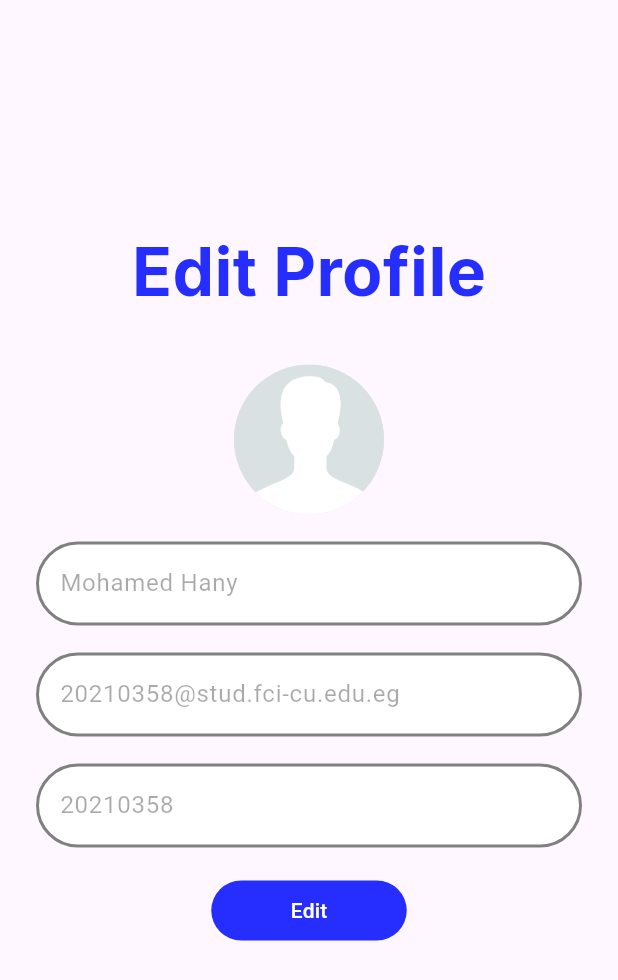
After one commit to M0Hany/flutter-auth-app, a Flutter app: the EditProfileScreen screen opened by its route, on a phone screen of 412 x 824 dp. The commit adds this screen. Shown: the top 980 px of the screen. Run offline on Flutter 3.47's test engine with Material 3 defaults, Android fonts, the phone set to English and light mode, and no system bars; our stand-ins replace image_picker; missing offline and left inert: dart:ffi.

Commit message:
Edit Profile Screen Created

```diff
--- a/lib/main.dart
+++ b/lib/main.dart
@@ -1,4 +1,5 @@
 import 'package:flutter/material.dart';
+import 'package:login/screens/auth/edit_profile_screen.dart';
 import 'package:login/screens/auth/login_screen.dart';
 import 'package:login/screens/auth/register_screen.dart';
 
@@ -15,6 +16,7 @@ class Myapp extends StatelessWidget{
       routes: {
         '/login': (context) => LoginScreen(),
         '/register': (context) => RegisterScreen(),
+        '/edit_profile': (context) => EditProfileScreen(),
       },
     );
   }
--- /dev/null
+++ b/lib/screens/auth/edit_profile_screen.dart
@@ -0,0 +1,93 @@
+import 'package:flutter/material.dart';
+import 'package:login/widgets/auth/auth_button.dart';
+import 'package:login/widgets/auth/auth_text_field.dart';
+import 'package:login/widgets/auth/auth_title.dart';
+import 'package:image_picker/image_picker.dart';
+import 'package:http/http.dart' as http;
+
+class EditProfileScreen extends StatefulWidget {
+  const EditProfileScreen({super.key});
+
+  @override
+  State<EditProfileScreen> createState() => _EditProfileScreenState();
+}
+
+class _EditProfileScreenState extends State<EditProfileScreen> {
+  final _formKey = GlobalKey<FormState>();
+
+  final _nameController =  TextEditingController();
+  final _emailController = TextEditingController();
+  final _studentIdController = TextEditingController();
+
+  @override
+  void dispose() {
+    // Dispose controllers to free memory
+    _nameController.dispose();
+    _emailController.dispose();
+    _studentIdController.dispose();
+    super.dispose();
+  }
+
+  bool inEdit = false;
+  final Map<String, String> data = {
+    "name" : "Mohamed Hany",
+    "email" : "20210358@stud.fci-cu.edu.eg",
+    "id" : "20210358",
+  };
+
+  @override
+  void initState() {
+    super.initState();
+
+  }
+
+
+  @override
+  Widget build(BuildContext context) {
+    return Scaffold(
+      body: SingleChildScrollView(
+        child: Padding(
+          padding: EdgeInsets.symmetric(horizontal: 24),
+          child: Form(
+            key: _formKey,
+              child: Column(
+                children: [
+                  SizedBox(height: 150),
+                  AuthTitle(title: "Edit Profile"),
+                  SizedBox(height: 30),
+                  CircleAvatar(
+                    radius: 50,
+                    foregroundImage: AssetImage("assets/images/default.jpg"),
+                  ),
+                  SizedBox(height: 18),
+                  AuthTextField(
+                    isEnabled: inEdit,
+                    controller: _nameController..text = data["name"]!,
+                  ),
+                  SizedBox(height: 18),
+                  AuthTextField(
+                    isEnabled: inEdit,
+                    controller: _emailController..text = data["email"]!,
+                  ),
+                  SizedBox(height: 18),
+                  AuthTextField(
+                    isEnabled: inEdit,
+                    controller: _studentIdController..text = data["id"]!,
+                  ),
+                  SizedBox(height: 18),
+                  AuthButton(
+                      onPressed: () {
+                        setState(() {
+                          inEdit = !inEdit;
+                        });
+                      },
+                      label: "Edit"
+                  )
+                ],
+              )
+          ),
+        ),
+      ),
+    );
+  }
+}
--- a/lib/screens/auth/login_screen.dart
+++ b/lib/screens/auth/login_screen.dart
@@ -19,6 +19,7 @@ class _LoginScreenState extends State<LoginScreen> {
     if (_formKey.currentState!.validate()) {
       _formKey.currentState!.save();
       print("Logging in with: $studentId, $password");
+      Navigator.pushNamed(context, '/edit_profile');
     }
   }
 
--- a/lib/widgets/auth/auth_text_field.dart
+++ b/lib/widgets/auth/auth_text_field.dart
@@ -1,21 +1,25 @@
 import 'package:flutter/material.dart';
 
 class AuthTextField extends StatelessWidget {
-  final String hintText;
+  final String? hintText;
   final bool isPassword;
   final TextEditingController? controller;
   final FormFieldValidator<String>? validator;
   final FormFieldSetter<String>? onSaved;
+  final bool? isEnabled;
   final TextInputType keyboardType;
+  final String? initialValue;
 
   const AuthTextField({
     Key? key,
-    required this.hintText,
+    this.hintText,
     this.isPassword = false,
     this.controller,
     this.validator,
     this.onSaved,
     this.keyboardType = TextInputType.text,
+    this.isEnabled,
+    this.initialValue,
   }) : super(key: key);
 
   @override
@@ -26,6 +30,8 @@ class AuthTextField extends StatelessWidget {
       onSaved: onSaved,
       keyboardType: keyboardType,
       obscureText: isPassword,
+      enabled: isEnabled,
+      initialValue: initialValue,
       decoration: InputDecoration(
         enabledBorder: OutlineInputBorder(borderRadius: BorderRadius.all(Radius.circular(40)),
             borderSide: const BorderSide(color: Color(0xFF252EFF), width: 2.0)
@@ -39,6 +45,9 @@ class AuthTextField extends StatelessWidget {
         focusedErrorBorder: OutlineInputBorder(borderRadius: BorderRadius.all(Radius.circular(40)),
             borderSide: const BorderSide(color: Color(0xFFed4337), width: 2.0)
         ),
+        disabledBorder: OutlineInputBorder(borderRadius: BorderRadius.all(Radius.circular(40)),
+            borderSide: const BorderSide(color: Color(0xFF808080), width: 2.0)
+        ),
         hintText: hintText,
         hintStyle: TextStyle(
             fontFamily: 'Inter',
--- a/pubspec.yaml
+++ b/pubspec.yaml
@@ -34,6 +34,8 @@ dependencies:
   # The following adds the Cupertino Icons font to your application.
   # Use with the CupertinoIcons class for iOS style icons.
   cupertino_icons: ^1.0.8
+  image_picker: ^1.1.2
+  http: ^1.3.0
 
 dev_dependencies:
   flutter_test:
```
Also changed, not shown: assets/images/default.jpg (added), pubspec.lock.
